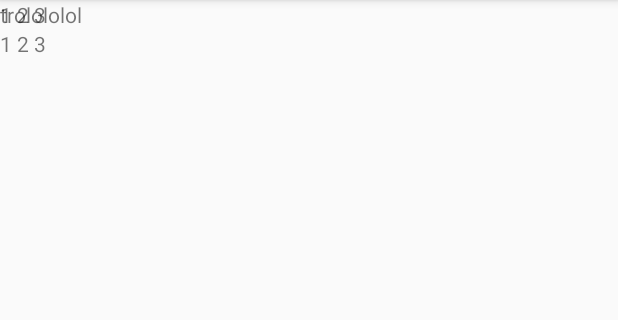
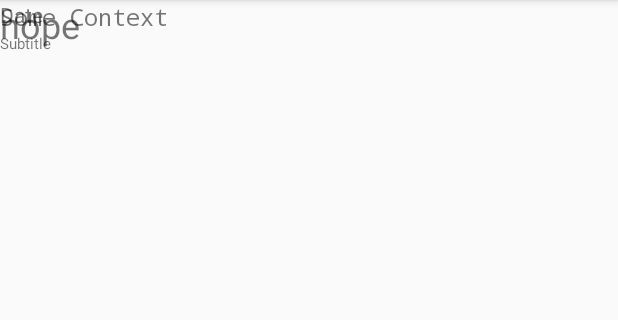
Before and after one commit to memoizr/composable-styles-test, an Android app: the screen it shows after launch (MainActivity), on a phone screen of 412 x 824 dp, the part 84-404 px from its top. Run offline under Robolectric (Android 15) with nearby library versions, the phone set to English and light mode, and no system bars; libraries missing offline, so code that uses them is left out: org.jetbrains.anko; 6 statements that could not run were skipped.

Commit message:
reuse styles

```diff
--- a/app/src/main/java/memoizrlabs/com/fastviewtest/MainActivity.kt
+++ b/app/src/main/java/memoizrlabs/com/fastviewtest/MainActivity.kt
@@ -1,6 +1,7 @@
 package memoizrlabs.com.fastviewtest
 
 import android.content.Context
+import android.graphics.Typeface
 import android.os.Bundle
 import android.support.v7.app.AppCompatActivity
 import android.view.View
@@ -11,6 +12,7 @@ import android.widget.RelativeLayout
 import android.widget.TextView
 import org.jetbrains.anko.alignParentRight
 import org.jetbrains.anko.below
+import org.jetbrains.anko.padding
 import org.jetbrains.anko.textColor
 
 class MainActivity : AppCompatActivity() {
@@ -25,48 +27,96 @@ class SettingsView(context: Context) : RelativeLayout(context) {
 
     override fun onAttachedToWindow() {
         super.onAttachedToWindow()
-        layout.labelTextView.text = "nope"
+        layout.headlineTextView.text = "nope"
     }
 }
 
 class SettingsViewLayout(view: SettingsView) {
-    lateinit var labelTextView: TextView private set
+    lateinit var headlineTextView: TextView private set
 
     init {
         view.apply {
-            textView(Header, Red) {
-                labelTextView = this
-                text = "hello world!"
+            textView(HeadLine) {
+                headlineTextView = this
+                text = "Big Headline!"
+            }
+
+            linearLayout(Column) {
+                textView(NewsItemBody) {
+                    text = "Some Context"
+                }
+                textView(Subtitle) {
+                    text = "Subtitle"
+                }
+            }.params {
+                below(headlineTextView)
+            }
+
+            textView(Date) {
+                text = "Date"
             }.params {
                 alignParentRight()
-            }
-
-            linearLayout(Vertical) {
-                textView() {
-                    text = "1 2 3"
-                }
-                linearLayout(Horizontal) {
-                    textView() {
-                        text = "1 2 3"
-                    }
-                }
-            }.params {
-                below(labelTextView)
-                alignParentRight()
-            }
-
-            textView {
-                text = "trolololol"
+                below(headlineTextView)
             }
         }
     }
 }
 
-val Header = { textView: TextView -> textView.textSize = 20f }
-val Red = { textView: TextView -> textView.textColor = textView.context.getColor(R.color.colorPrimary) }
-val Horizontal = { linearLayout: LinearLayout ->
-    linearLayout.orientation = LinearLayout.HORIZONTAL
+val HeadLine: TextView.() -> Unit = {
+    Header()
+    Accent()
 }
+
+val NewsItemBody: TextView.() -> Unit = {
+    textSize = 16f
+    typeface = Typeface.MONOSPACE
+}
+
+val Header: TextView.() -> Unit = {
+    textSize = 24f
+}
+
+val Date: TextView.() -> Unit = {
+    Gray()
+}
+
+val Subtitle: TextView.() -> Unit = {
+    Gray()
+    textSize = 10f
+}
+
+val Gray: TextView.() -> Unit = {
+    textColor = Colors.Gray
+}
+
+val Accent: TextView.() -> Unit = {
+    textColor = Colors.Accent
+}
+
+val Column: LinearLayout.() -> Unit = {
+    orientation = LinearLayout.VERTICAL
+    padding = 24
+}
+
+object Colors {
+    val Gray = 0xffaaaaaa.toInt() //Color.parseColor("#AAAAAA")
+    val Accent = 0xffFFaaaa.toInt()
+}
+
+//val Header: Style<TextView> = {
+//    textSize = 20f
+//}
+//
+//val Red: Style<TextView> = {
+////    Header(this)
+//    textColor = context.getColor(R.color.colorPrimary)
+//}
+//
+//val Horizontal: Style<LinearLayout> = {
+//    orientation = LinearLayout.HORIZONTAL
+//}
+
+//typealias Style<T> = T.() -> Unit
 
 fun <VG : ViewGroup> VG.textView(vararg style: TextView.() -> Unit, structure: TextView.() -> Unit): TextView {
     val textView = TextView(context).apply(structure)
```
